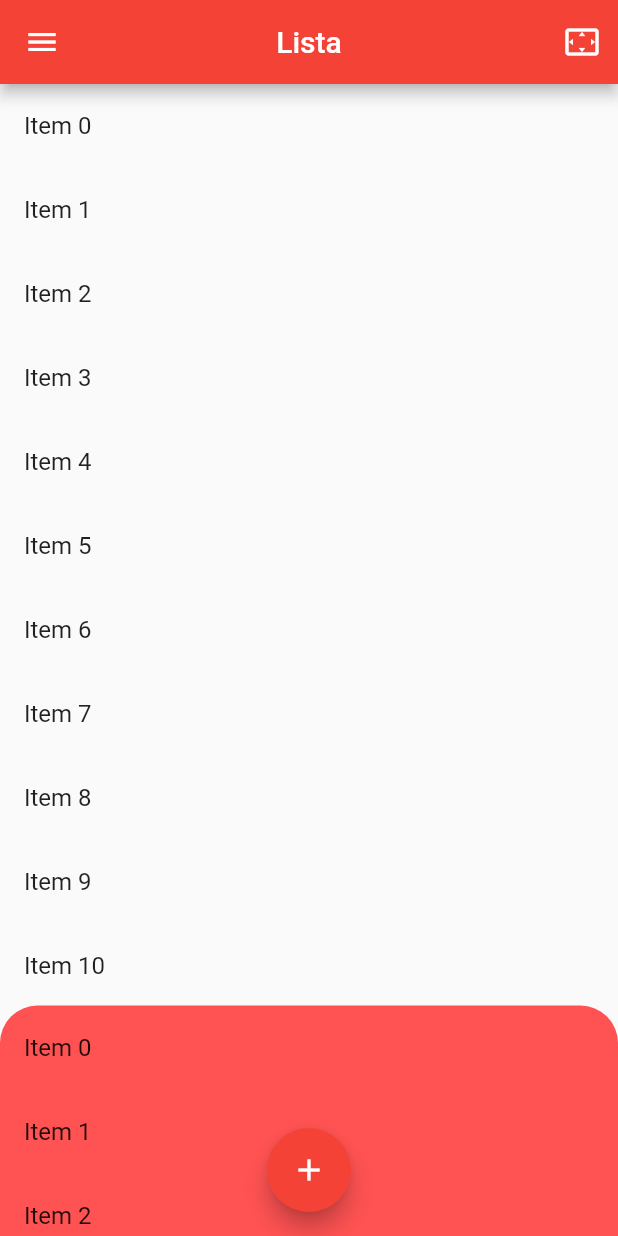
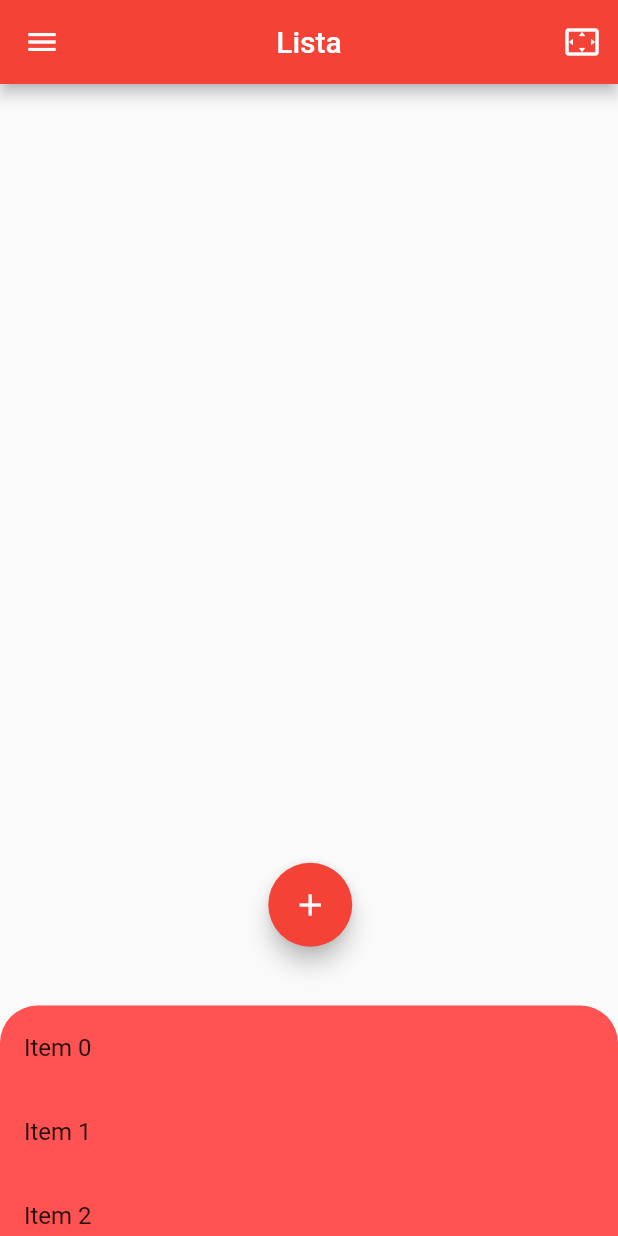
Before and after one commit to claudioLamelas/projects, a Flutter app: the screen it shows after launch, on a phone screen of 412 x 824 dp. Run offline on Flutter 3.47's test engine with Material 2 defaults, Android fonts, the phone set to English and light mode, and no system bars.

Commit message:
Avanço ligeiro na home_screen

```diff
--- a/flutter/shopping_cart_concept/lib/App.dart
+++ b/flutter/shopping_cart_concept/lib/App.dart
@@ -1,4 +1,6 @@
 import 'package:flutter/material.dart';
+
+import 'HomePage/CarrinhoCompras.dart';
 
 class MyApp extends StatelessWidget {
   // This widget is the root of your application.
@@ -43,15 +45,17 @@ class MyHomePage extends StatefulWidget {
 
 class _MyHomePageState extends State<MyHomePage> {
   int _counter = 0;
+  var items = [];
 
-  void _incrementCounter() {
+  void _newItemList() {
     setState(() {
-      // This call to setState tells the Flutter framework that something has
-      // changed in this State, which causes it to rerun the build method below
-      // so that the display can reflect the updated values. If we changed
-      // _counter without calling setState(), then the build method would not be
-      // called again, and so nothing would appear to happen.
-      _counter++;
+      items.add(1.0);
+    });
+  }
+
+  void _clearList() {
+    setState(() {
+      items.clear();
     });
   }
 
@@ -61,62 +65,48 @@ class _MyHomePageState extends State<MyHomePage> {
       appBar: AppBar(
         // Here we take the value from the MyHomePage object that was created by
         // the App.build method, and use it to set our appbar title.
-        leading: IconButton(
-          icon: Icon(Icons.menu),
-          onPressed: () => {},
-        ),
         title: Text(widget.title),
         centerTitle: true,
         actions: <Widget>[
           IconButton(
             icon: Icon(Icons.settings_overscan),
-            onPressed: () => {},
+            onPressed: _clearList,
           ),
         ],
         backgroundColor: Colors.red,
       ),
       body: Stack(
         children: <Widget>[
-          Container(
-            child: ListView.builder(
+          Padding(
+            padding: const EdgeInsets.only(bottom: 150.0),
+            child: Container(
+              child: ListView.separated(
                 controller: ScrollController(),
-              itemCount: 25,
+                itemCount: items.length,
+                separatorBuilder: (BuildContext context, int index) =>
+                    const Divider(thickness: 1.5),
                 itemBuilder: (BuildContext context, int index) {
                   return ListTile(title: Text('Item $index'));
                 },
               ),
             ),
-          DraggableScrollableSheet(
-            maxChildSize: 0.8,
-            initialChildSize: 0.2,
-            minChildSize: 0.2,
-            builder: (BuildContext context, ScrollController scrollController) {
-              return Container(
-                child: ListView.builder(
-                  controller: scrollController,
-                  itemCount: 25,
-                  itemBuilder: (BuildContext context, int index) {
-                    return ListTile(title: Text('Item $index'));
-                  },
           ),
-                decoration: BoxDecoration(
-                  color: Colors.redAccent,
-                  borderRadius: BorderRadius.only(
-                    topLeft: Radius.circular(25),
-                    topRight: Radius.circular(25),
+          Positioned(
+            top: MediaQuery.of(context).size.height * 0.63,
+            right: MediaQuery.of(context).size.width * 0.43,
+            child: FloatingActionButton(
+              onPressed: _newItemList,
+              tooltip: 'Increment',
+              child: Icon(Icons.add),
             ),
           ),
-              );
-            },
-          ),
+          CarrinhoCompras(),
         ],
       ),
-      floatingActionButtonLocation: FloatingActionButtonLocation.centerFloat,
-      floatingActionButton: FloatingActionButton(
-        onPressed: _incrementCounter,
-        tooltip: 'Increment',
-        child: Icon(Icons.add),
-      ), // This trailing comma makes auto-formatting nicer for build methods.
+      drawer: Drawer(
+        elevation: 20.0,
+        child: Container(color: Colors.blue,)
+      ),
     );
   }
 }
--- /dev/null
+++ b/flutter/shopping_cart_concept/lib/HomePage/CarrinhoCompras.dart
@@ -0,0 +1,36 @@
+
+
+import 'package:flutter/material.dart';
+
+class CarrinhoCompras extends StatelessWidget {
+  const CarrinhoCompras({
+    Key key,
+  }) : super(key: key);
+
+  @override
+  Widget build(BuildContext context) {
+    return DraggableScrollableSheet(
+      maxChildSize: 0.8,
+      initialChildSize: 0.2,
+      minChildSize: 0.2,
+      builder: (BuildContext context, ScrollController scrollController) {
+        return Container(
+          child: ListView.builder(
+            controller: scrollController,
+            itemCount: 10,
+            itemBuilder: (BuildContext context, int index) {
+              return ListTile(title: Text('Item $index'));
+            },
+          ),
+          decoration: BoxDecoration(
+            color: Colors.redAccent,
+            borderRadius: BorderRadius.only(
+              topLeft: Radius.circular(25),
+              topRight: Radius.circular(25),
+            ),
+          ),
+        );
+      },
+    );
+  }
+}
--- a/flutter/shopping_cart_concept/pubspec.yaml
+++ b/flutter/shopping_cart_concept/pubspec.yaml
@@ -14,7 +14,7 @@ description: A concept for the idea of a shopping cart in your phone
 version: 1.0.0+1
 
 environment:
-  sdk: ">=2.1.0 <3.0.0"
+  sdk: ">=2.2.0 <3.0.0"
 
 dependencies:
   flutter:
```
Lines whose indentation alone changed are shown as unchanged.
